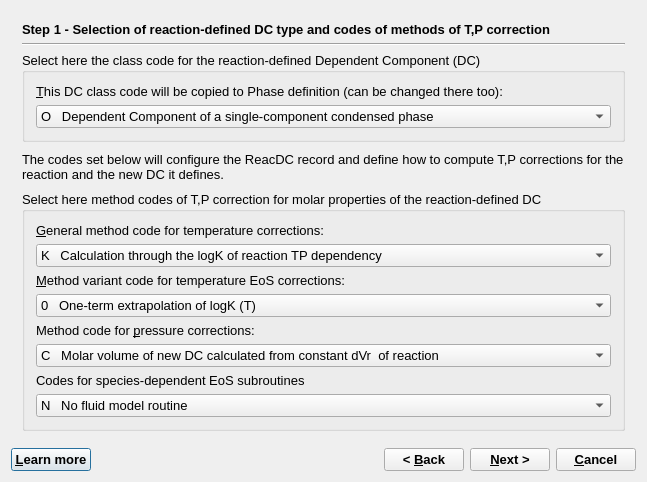
gemshub/GEMSGUI, file GUI/Dialogs4/ReacDCWizard4.ui: the form before one commit.
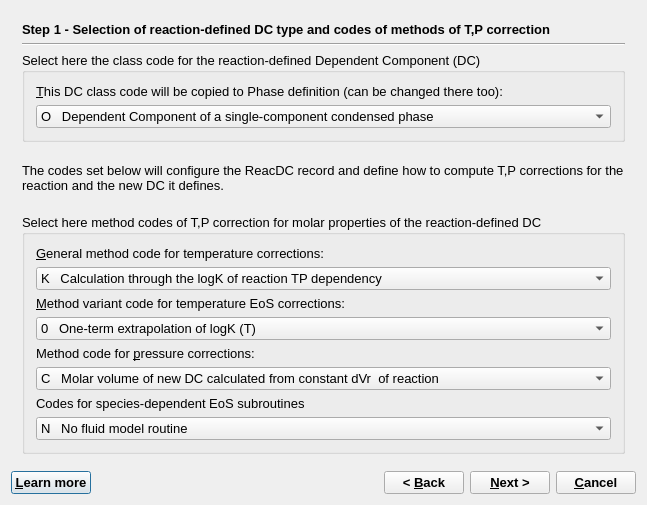
The form after the commit.

Diff of the .ui file:
```diff
--- a/GUI/Dialogs4/ReacDCWizard4.ui
+++ b/GUI/Dialogs4/ReacDCWizard4.ui
@@ -10,7 +10,7 @@
     <x>0</x>
     <y>0</y>
     <width>647</width>
-    <height>482</height>
+    <height>505</height>
    </rect>
   </property>
   <property name="font">
```
Left out of the diff: 3 changed lines with no effect on the pictures.
